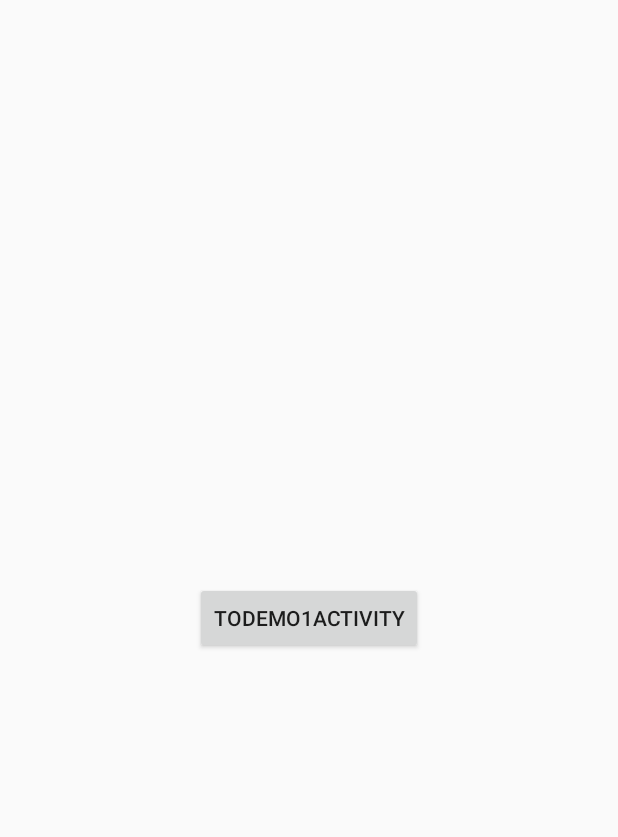
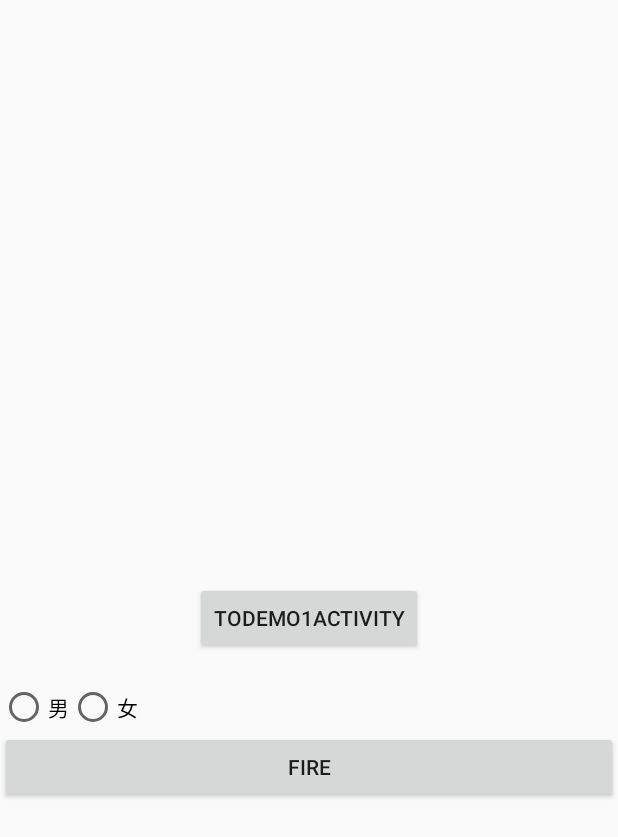
Before and after one commit to XiuyeXYE/AndroidUtil, an Android app: the layout activity_main.xml on its own in the app's theme, with its tools: preview values and no code run, on a phone screen of 412 x 824 dp. Shown: the top 837 px of the screen. Run offline under Robolectric (Android 15) with nearby library versions, the phone set to English and light mode, and no system bars.

Commit message:
android utilities

```diff
--- a/app/src/main/res/layout/activity_main.xml
+++ b/app/src/main/res/layout/activity_main.xml
@@ -18,14 +18,14 @@
 
     <LinearLayout
         android:layout_width="match_parent"
-        android:layout_height="0dp"
-        app:layout_constraintHeight_percent="1"
+        android:layout_height="350dp"
         android:orientation="vertical"
+        android:padding="10dp"
         app:layout_constraintBottom_toBottomOf="parent"
         app:layout_constraintEnd_toEndOf="parent"
         app:layout_constraintStart_toStartOf="parent"
         app:layout_constraintTop_toTopOf="parent"
-        app:layout_constraintVertical_bias="0.0">
+        app:layout_constraintBottom_toTopOf="@id/toDemo1ActivityBtn">
 
 
         <ScrollView
@@ -42,4 +42,47 @@
         </ScrollView>
     </LinearLayout>
 
+
+    <LinearLayout
+        android:layout_width="match_parent"
+        android:layout_height="350dp"
+        android:orientation="vertical"
+        app:layout_constraintBottom_toBottomOf="parent"
+        app:layout_constraintEnd_toEndOf="parent"
+        app:layout_constraintStart_toStartOf="parent"
+        app:layout_constraintTop_toBottomOf="@+id/toDemo1ActivityBtn">
+
+        <RadioGroup
+            android:id="@+id/sexRadioGroup"
+            android:layout_width="match_parent"
+            android:layout_height="wrap_content"
+            android:orientation="horizontal"
+            app:layout_constraintBottom_toBottomOf="parent"
+            app:layout_constraintEnd_toEndOf="parent"
+            app:layout_constraintStart_toStartOf="parent"
+            app:layout_constraintTop_toTopOf="@+id/toDemo1ActivityBtn">
+
+            <RadioButton
+                android:id="@+id/sexManRadioButton"
+                android:layout_width="wrap_content"
+                android:layout_height="wrap_content"
+                android:text="男" />
+
+            <RadioButton
+                android:id="@+id/sexWomanRadioButton"
+                android:layout_width="wrap_content"
+                android:layout_height="wrap_content"
+                android:text="女" />
+
+        </RadioGroup>
+
+        <Button
+            android:id="@+id/fire"
+            android:layout_width="match_parent"
+            android:layout_height="wrap_content"
+            android:text="fire" />
+
+
+    </LinearLayout>
+
 </androidx.constraintlayout.widget.ConstraintLayout>
```
Also changed, not shown: app/build.gradle (+9 -0 lines), app/src/main/AndroidManifest.xml (+11 -7 lines), app/src/main/java/com/xy/activity/MainActivity.java (+76 -0 lines), app/src/main/java/com/xy/activity/SplashActivity.java (added, +18 -0 lines), app/src/main/res/layout/activity_splash.xml (added, +19 -0 lines).
